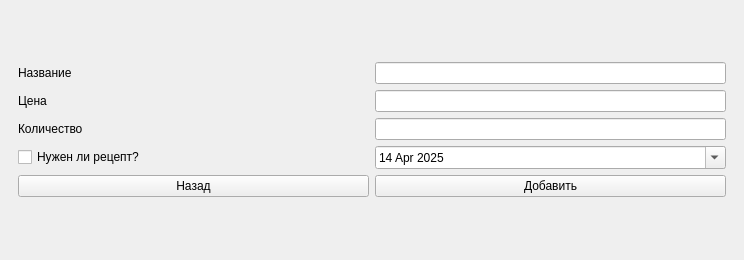
Above: mainwindow.ui from Toxicattack4up/AptekaService before the change. Below: the same form after it.
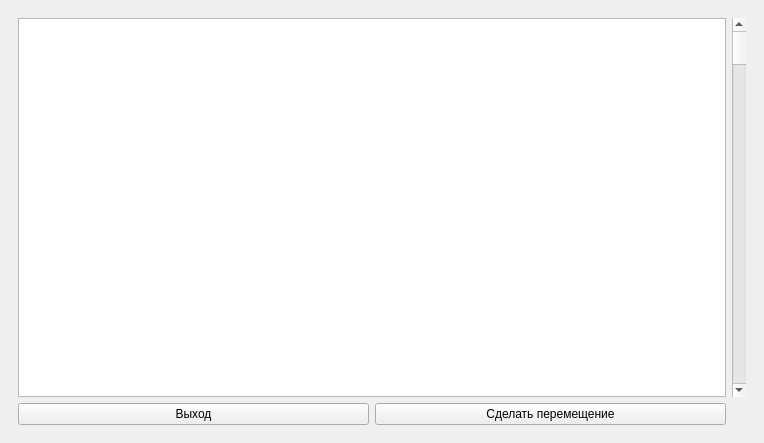
That is the form after the change. The open tabs and pages were chosen to show the change.

```diff
--- a/mainwindow.ui
+++ b/mainwindow.ui
@@ -6,8 +6,8 @@
    <rect>
     <x>0</x>
     <y>0</y>
-    <width>744</width>
-    <height>260</height>
+    <width>764</width>
+    <height>443</height>
    </rect>
   </property>
   <property name="sizePolicy">
@@ -816,7 +816,7 @@
            <widget class="QDateEdit" name="dateEdit">
             <property name="dateTime">
              <datetime>
-              <hour>15</hour>
+              <hour>12</hour>
               <minute>0</minute>
               <second>0</second>
               <year>2025</year>
@@ -1086,6 +1086,38 @@
         </item>
        </layout>
       </widget>
+      <widget class="QWidget" name="courier_menu_warehouse">
+       <layout class="QGridLayout" name="gridLayout_20">
+        <item row="0" column="0">
+         <layout class="QGridLayout" name="courier_menu">
+          <item row="0" column="0" colspan="2">
+           <widget class="QTableWidget" name="view_medicine_item_warehouse"/>
+          </item>
+          <item row="1" column="0">
+           <widget class="QPushButton" name="back_to_login">
+            <property name="text">
+             <string>Выход</string>
+            </property>
+           </widget>
+          </item>
+          <item row="1" column="1">
+           <widget class="QPushButton" name="pushButton_2">
+            <property name="text">
+             <string>Сделать перемещение</string>
+            </property>
+           </widget>
+          </item>
+          <item row="0" column="2">
+           <widget class="QScrollBar" name="view_medicine_item_warehouse_ScrollBar">
+            <property name="orientation">
+             <enum>Qt::Orientation::Vertical</enum>
+            </property>
+           </widget>
+          </item>
+         </layout>
+        </item>
+       </layout>
+      </widget>
      </widget>
     </item>
    </layout>
```
Left out of the diff: 2 changed lines with no effect on the pictures.
